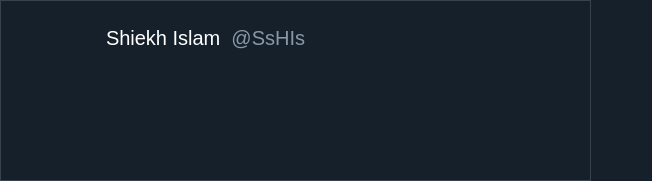
rrliang/twitter_sentiment_analysis_bot, file responsewidget.ui: the form before one commit.
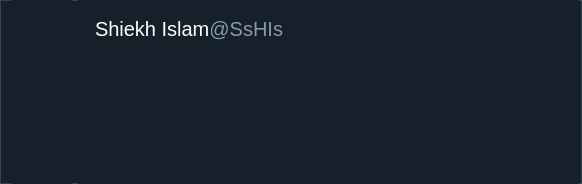
The form after the commit. Icons and pictures are not drawn.

```diff
--- a/responsewidget.ui
+++ b/responsewidget.ui
@@ -6,51 +6,105 @@
    <rect>
     <x>0</x>
     <y>0</y>
-    <width>652</width>
-    <height>181</height>
+    <width>582</width>
+    <height>184</height>
    </rect>
   </property>
+  <property name="sizePolicy">
+   <sizepolicy hsizetype="Minimum" vsizetype="Minimum">
+    <horstretch>0</horstretch>
+    <verstretch>1</verstretch>
+   </sizepolicy>
+  </property>
+  <property name="sizeIncrement">
+   <size>
+    <width>0</width>
+    <height>1</height>
+   </size>
+  </property>
   <property name="windowTitle">
    <string>Form</string>
   </property>
   <property name="styleSheet">
-   <string notr="true">background-color:rgb(21,32,43);</string>
+   <string notr="true">background-color:rgb(21,32,43);
+border: 1px solid rgb(56,68,77);</string>
   </property>
-  <widget class="QFrame" name="frame">
-   <property name="geometry">
-    <rect>
-     <x>0</x>
-     <y>0</y>
-     <width>591</width>
-     <height>181</height>
-    </rect>
+  <layout class="QHBoxLayout" name="horizontalLayout">
+   <property name="sizeConstraint">
+    <enum>QLayout::SetDefaultConstraint</enum>
    </property>
-   <property name="styleSheet">
-    <string notr="true">border: 1px solid rgb(56,68,77);</string>
+   <property name="leftMargin">
+    <number>11</number>
    </property>
-   <property name="frameShape">
-    <enum>QFrame::StyledPanel</enum>
+   <property name="topMargin">
+    <number>0</number>
    </property>
-   <property name="frameShadow">
-    <enum>QFrame::Raised</enum>
+   <property name="rightMargin">
+    <number>4</number>
    </property>
-   <widget class="QTextBrowser" name="textBrowser">
-    <property name="geometry">
-     <rect>
-      <x>90</x>
-      <y>10</y>
-      <width>491</width>
-      <height>141</height>
-     </rect>
-    </property>
-    <property name="font">
-     <font>
-      <family>Segoe UI</family>
-      <pointsize>-1</pointsize>
-     </font>
-    </property>
-    <property name="styleSheet">
-     <string notr="true">color:white;
+   <property name="bottomMargin">
+    <number>0</number>
+   </property>
+   <item>
+    <widget class="QLabel" name="label_3">
+     <property name="enabled">
+      <bool>true</bool>
+     </property>
+     <property name="sizePolicy">
+      <sizepolicy hsizetype="Fixed" vsizetype="Preferred">
+       <horstretch>0</horstretch>
+       <verstretch>0</verstretch>
+      </sizepolicy>
+     </property>
+     <property name="minimumSize">
+      <size>
+       <width>61</width>
+       <height>61</height>
+      </size>
+     </property>
+     <property name="styleSheet">
+      <string notr="true">background-color:rgb(21,32,43);
+border:none;</string>
+     </property>
+     <property name="text">
+      <string>&lt;html&gt;&lt;head/&gt;&lt;body&gt;&lt;p&gt;&lt;br/&gt;&lt;/p&gt;&lt;p&gt;&lt;img src=&quot;Resources/drislampfp.ico&quot;/&gt;&lt;/p&gt;&lt;/body&gt;&lt;/html&gt;</string>
+     </property>
+     <property name="alignment">
+      <set>Qt::AlignLeading|Qt::AlignLeft|Qt::AlignTop</set>
+     </property>
+     <property name="margin">
+      <number>0</number>
+     </property>
+    </widget>
+   </item>
+   <item>
+    <widget class="QLabel" name="label">
+     <property name="sizePolicy">
+      <sizepolicy hsizetype="Preferred" vsizetype="Expanding">
+       <horstretch>0</horstretch>
+       <verstretch>1</verstretch>
+      </sizepolicy>
+     </property>
+     <property name="minimumSize">
+      <size>
+       <width>481</width>
+       <height>131</height>
+      </size>
+     </property>
+     <property name="sizeIncrement">
+      <size>
+       <width>0</width>
+       <height>1</height>
+      </size>
+     </property>
+     <property name="font">
+      <font>
+       <family>Segoe UI</family>
+       <pointsize>-1</pointsize>
+      </font>
+     </property>
+     <property name="styleSheet">
+      <string notr="true">color:white;
 font-size:20px;
 overflow: hidden;
 padding: 12px;
@@ -59,43 +113,25 @@
 min-height: 24px;
 max-height: 720px;
 border:none;</string>
-    </property>
-    <property name="frameShape">
-     <enum>QFrame::NoFrame</enum>
-    </property>
-    <property name="html">
-     <string>&lt;!DOCTYPE HTML PUBLIC &quot;-//W3C//DTD HTML 4.0//EN&quot; &quot;http://www.w3.org/TR/REC-html40/strict.dtd&quot;&gt;
-&lt;html&gt;&lt;head&gt;&lt;meta name=&quot;qrichtext&quot; content=&quot;1&quot; /&gt;&lt;style type=&quot;text/css&quot;&gt;
-p, li { white-space: pre-wrap; }
-&lt;/style&gt;&lt;/head&gt;&lt;body style=&quot; font-family:'Segoe UI'; font-size:20px; font-weight:400; font-style:normal;&quot;&gt;
-&lt;p style=&quot; margin-top:0px; margin-bottom:0px; margin-left:0px; margin-right:0px; -qt-block-indent:0; text-indent:0px;&quot;&gt;&lt;span style=&quot; font-size:20px; color:#ffffff;&quot;&gt;Shiekh Islam&lt;/span&gt;&lt;span style=&quot; font-size:20px;&quot;&gt; &lt;/span&gt;&lt;img src=&quot;C:/Users/Rachel Liang/Documents/pyQtExperimentation/Resources/verifiedtwitter.ico&quot; /&gt;&lt;span style=&quot; font-size:20px;&quot;&gt; &lt;/span&gt;&lt;span style=&quot; font-size:20px; color:#8899a6;&quot;&gt;@SsHIs &lt;/span&gt;&lt;span style=&quot; font-size:20px;&quot;&gt; &lt;/span&gt;&lt;/p&gt;
-&lt;p style=&quot;-qt-paragraph-type:empty; margin-top:0px; margin-bottom:0px; margin-left:0px; margin-right:0px; -qt-block-indent:0; text-indent:0px;&quot;&gt;&lt;br /&gt;&lt;/p&gt;&lt;/body&gt;&lt;/html&gt;</string>
-    </property>
-    <property name="textInteractionFlags">
-     <set>Qt::TextBrowserInteraction</set>
-    </property>
-    <property name="placeholderText">
-     <string notr="true"/>
-    </property>
-   </widget>
-   <widget class="QLabel" name="label_3">
-    <property name="geometry">
-     <rect>
-      <x>20</x>
-      <y>20</y>
-      <width>61</width>
-      <height>61</height>
-     </rect>
-    </property>
-    <property name="styleSheet">
-     <string notr="true">background-color:rgb(21,32,43);
-border:none;</string>
-    </property>
-    <property name="text">
-     <string>&lt;html&gt;&lt;head/&gt;&lt;body&gt;&lt;p&gt;&lt;img src=&quot;C:/Users/Rachel Liang/Documents/pyQtExperimentation/Resources/drislampfp.ico&quot;/&gt;&lt;/p&gt;&lt;/body&gt;&lt;/html&gt;</string>
-    </property>
-   </widget>
-  </widget>
+     </property>
+     <property name="lineWidth">
+      <number>6</number>
+     </property>
+     <property name="text">
+      <string>&lt;html&gt;&lt;head/&gt;&lt;body&gt;&lt;p&gt;&lt;span style=&quot; font-size:20px; color:#ffffff;&quot;&gt;Shiekh Islam&lt;/span&gt;&lt;span style=&quot; font-size:20px;&quot;/&gt;&lt;img src=&quot;Resources/verifiedtwitter.ico&quot;/&gt;&lt;span style=&quot; font-size:20px;&quot;/&gt;&lt;span style=&quot; font-size:20px; color:#8899a6;&quot;&gt;@SsHIs &lt;/span&gt;&lt;span style=&quot; font-size:20px;&quot;/&gt;&lt;/p&gt;&lt;p&gt;&lt;br/&gt;&lt;/p&gt;&lt;/body&gt;&lt;/html&gt;</string>
+     </property>
+     <property name="scaledContents">
+      <bool>true</bool>
+     </property>
+     <property name="alignment">
+      <set>Qt::AlignLeading|Qt::AlignLeft|Qt::AlignTop</set>
+     </property>
+     <property name="wordWrap">
+      <bool>true</bool>
+     </property>
+    </widget>
+   </item>
+  </layout>
  </widget>
  <resources/>
  <connections/>
```
